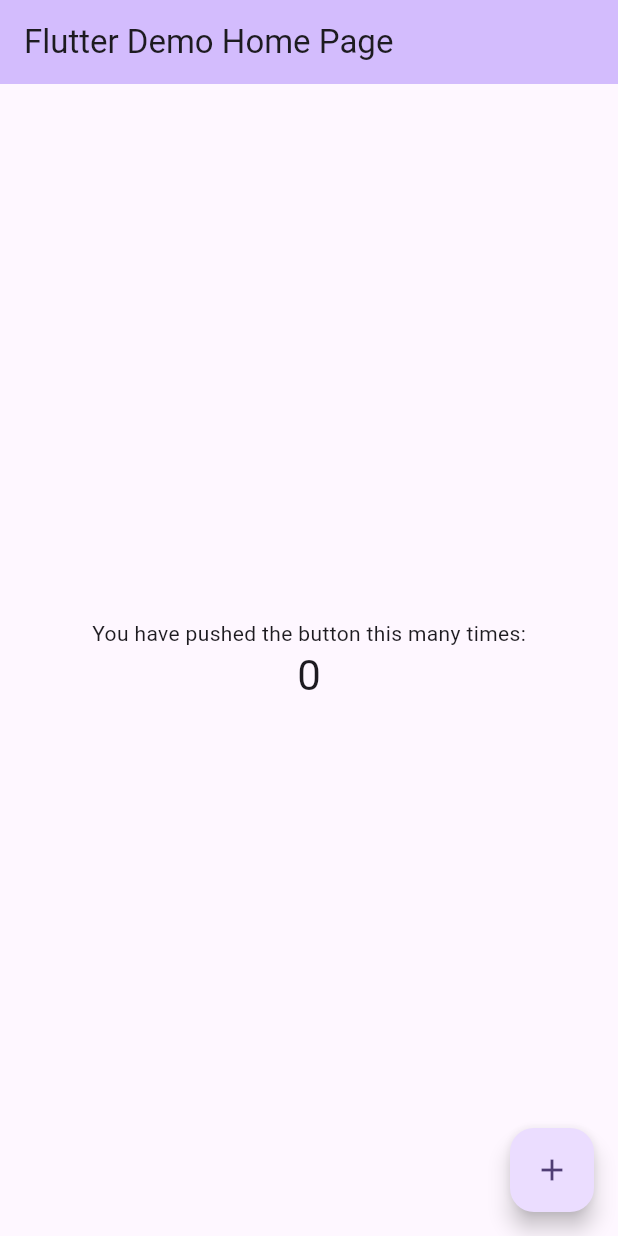
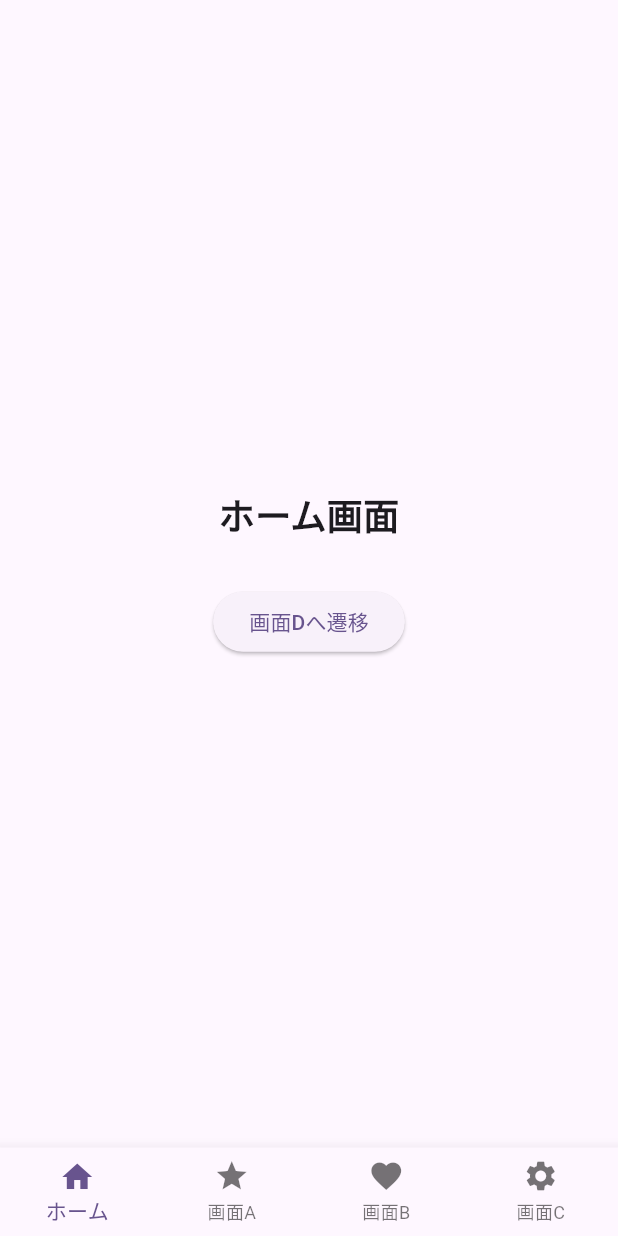
Before and after one commit to link-u/Android_Flutter_Prototype, a Flutter app: the screen it shows after launch, on a phone screen of 412 x 824 dp. Run offline on Flutter 3.47's test engine with Material 3 defaults, Android fonts, the phone set to English and light mode, and no system bars.

Commit message:
ホーム画面、下タブ3画面（a, b, c）、画面dを作成

```diff
--- a/lib/main.dart
+++ b/lib/main.dart
@@ -7,119 +7,190 @@
 class MyApp extends StatelessWidget {
   const MyApp({super.key});
 
-  // This widget is the root of your application.
   @override
   Widget build(BuildContext context) {
     return MaterialApp(
       title: 'Flutter Demo',
       theme: ThemeData(
-        // This is the theme of your application.
-        //
-        // TRY THIS: Try running your application with "flutter run". You'll see
-        // the application has a purple toolbar. Then, without quitting the app,
-        // try changing the seedColor in the colorScheme below to Colors.green
-        // and then invoke "hot reload" (save your changes or press the "hot
-        // reload" button in a Flutter-supported IDE, or press "r" if you used
-        // the command line to start the app).
-        //
-        // Notice that the counter didn't reset back to zero; the application
-        // state is not lost during the reload. To reset the state, use hot
-        // restart instead.
-        //
-        // This works for code too, not just values: Most code changes can be
-        // tested with just a hot reload.
         colorScheme: ColorScheme.fromSeed(seedColor: Colors.deepPurple),
         useMaterial3: true,
       ),
-      home: const MyHomePage(title: 'Flutter Demo Home Page'),
+      home: const MainPage(),
     );
   }
 }
 
-class MyHomePage extends StatefulWidget {
-  const MyHomePage({super.key, required this.title});
-
-  // This widget is the home page of your application. It is stateful, meaning
-  // that it has a State object (defined below) that contains fields that affect
-  // how it looks.
-
-  // This class is the configuration for the state. It holds the values (in this
-  // case the title) provided by the parent (in this case the App widget) and
-  // used by the build method of the State. Fields in a Widget subclass are
-  // always marked "final".
-
-  final String title;
+class MainPage extends StatefulWidget {
+  const MainPage({super.key});
 
   @override
-  State<MyHomePage> createState() => _MyHomePageState();
+  State<MainPage> createState() => _MainPageState();
 }
 
-class _MyHomePageState extends State<MyHomePage> {
-  int _counter = 0;
+class _MainPageState extends State<MainPage> {
+  int _currentIndex = 0;
 
-  void _incrementCounter() {
-    setState(() {
-      // This call to setState tells the Flutter framework that something has
-      // changed in this State, which causes it to rerun the build method below
-      // so that the display can reflect the updated values. If we changed
-      // _counter without calling setState(), then the build method would not be
-      // called again, and so nothing would appear to happen.
-      _counter++;
-    });
-  }
+  final List<Widget> _pages = [
+    const HomePage(),
+    const ScreenA(),
+    const ScreenB(),
+    const ScreenC(),
+  ];
 
   @override
   Widget build(BuildContext context) {
-    // This method is rerun every time setState is called, for instance as done
-    // by the _incrementCounter method above.
-    //
-    // The Flutter framework has been optimized to make rerunning build methods
-    // fast, so that you can just rebuild anything that needs updating rather
-    // than having to individually change instances of widgets.
     return Scaffold(
-      appBar: AppBar(
-        // TRY THIS: Try changing the color here to a specific color (to
-        // Colors.amber, perhaps?) and trigger a hot reload to see the AppBar
-        // change color while the other colors stay the same.
-        backgroundColor: Theme.of(context).colorScheme.inversePrimary,
-        // Here we take the value from the MyHomePage object that was created by
-        // the App.build method, and use it to set our appbar title.
-        title: Text(widget.title),
+      body: _pages[_currentIndex],
+      bottomNavigationBar: BottomNavigationBar(
+        type: BottomNavigationBarType.fixed,
+        currentIndex: _currentIndex,
+        onTap: (index) {
+          setState(() {
+            _currentIndex = index;
+          });
+        },
+        items: const [
+          BottomNavigationBarItem(
+            icon: Icon(Icons.home),
+            label: 'ホーム',
+          ),
+          BottomNavigationBarItem(
+            icon: Icon(Icons.star),
+            label: '画面A',
+          ),
+          BottomNavigationBarItem(
+            icon: Icon(Icons.favorite),
+            label: '画面B',
+          ),
+          BottomNavigationBarItem(
+            icon: Icon(Icons.settings),
+            label: '画面C',
+          ),
+        ],
       ),
+    );
+  }
+}
+
+class HomePage extends StatelessWidget {
+  const HomePage({super.key});
+
+  @override
+  Widget build(BuildContext context) {
+    return Scaffold(
       body: Center(
-        // Center is a layout widget. It takes a single child and positions it
-        // in the middle of the parent.
         child: Column(
-          // Column is also a layout widget. It takes a list of children and
-          // arranges them vertically. By default, it sizes itself to fit its
-          // children horizontally, and tries to be as tall as its parent.
-          //
-          // Column has various properties to control how it sizes itself and
-          // how it positions its children. Here we use mainAxisAlignment to
-          // center the children vertically; the main axis here is the vertical
-          // axis because Columns are vertical (the cross axis would be
-          // horizontal).
-          //
-          // TRY THIS: Invoke "debug painting" (choose the "Toggle Debug Paint"
-          // action in the IDE, or press "p" in the console), to see the
-          // wireframe for each widget.
           mainAxisAlignment: MainAxisAlignment.center,
-          children: <Widget>[
+          children: [
             const Text(
-              'You have pushed the button this many times:',
+              'ホーム画面',
+              style: TextStyle(fontSize: 24, fontWeight: FontWeight.bold),
             ),
-            Text(
-              '$_counter',
-              style: Theme.of(context).textTheme.headlineMedium,
+            const SizedBox(height: 30),
+            ElevatedButton(
+              onPressed: () {
+                Navigator.push(
+                  context,
+                  MaterialPageRoute(builder: (context) => const ScreenD()),
+                );
+              },
+              child: const Text('画面Dへ遷移'),
             ),
           ],
         ),
       ),
-      floatingActionButton: FloatingActionButton(
-        onPressed: _incrementCounter,
-        tooltip: 'Increment',
-        child: const Icon(Icons.add),
-      ), // This trailing comma makes auto-formatting nicer for build methods.
     );
   }
 }
+
+class ScreenA extends StatelessWidget {
+  const ScreenA({super.key});
+
+  @override
+  Widget build(BuildContext context) {
+    return Scaffold(
+      appBar: AppBar(
+        title: const Text('画面A'),
+        backgroundColor: Theme.of(context).colorScheme.inversePrimary,
+      ),
+      body: const Center(
+        child: Text(
+          '画面A',
+          style: TextStyle(fontSize: 24, fontWeight: FontWeight.bold),
+        ),
+      ),
+    );
+  }
+}
+
+class ScreenB extends StatelessWidget {
+  const ScreenB({super.key});
+
+  @override
+  Widget build(BuildContext context) {
+    return Scaffold(
+      appBar: AppBar(
+        title: const Text('画面B'),
+        backgroundColor: Theme.of(context).colorScheme.inversePrimary,
+      ),
+      body: const Center(
+        child: Text(
+          '画面B',
+          style: TextStyle(fontSize: 24, fontWeight: FontWeight.bold),
+        ),
+      ),
+    );
+  }
+}
+
+class ScreenC extends StatelessWidget {
+  const ScreenC({super.key});
+
+  @override
+  Widget build(BuildContext context) {
+    return Scaffold(
+      appBar: AppBar(
+        title: const Text('画面C'),
+        backgroundColor: Theme.of(context).colorScheme.inversePrimary,
+      ),
+      body: const Center(
+        child: Text(
+          '画面C',
+          style: TextStyle(fontSize: 24, fontWeight: FontWeight.bold),
+        ),
+      ),
+    );
+  }
+}
+
+class ScreenD extends StatelessWidget {
+  const ScreenD({super.key});
+
+  @override
+  Widget build(BuildContext context) {
+    return Scaffold(
+      appBar: AppBar(
+        title: const Text('画面D'),
+        backgroundColor: Theme.of(context).colorScheme.inversePrimary,
+      ),
+      body: Center(
+        child: Column(
+          mainAxisAlignment: MainAxisAlignment.center,
+          children: [
+            const Text(
+              '画面D',
+              style: TextStyle(fontSize: 24, fontWeight: FontWeight.bold),
+            ),
+            const SizedBox(height: 30),
+            ElevatedButton(
+              onPressed: () {
+                // タップ後の処理は不要とのことなので、空にしています
+              },
+              child: const Text('ボタン'),
+            ),
+          ],
+        ),
+      ),
+    );
+  }
+}
```
